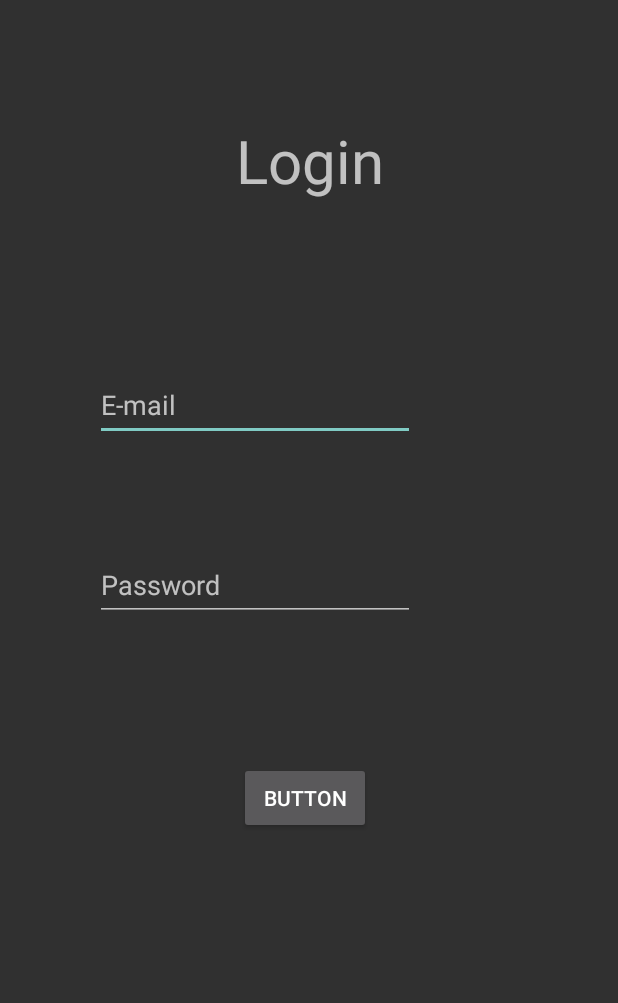
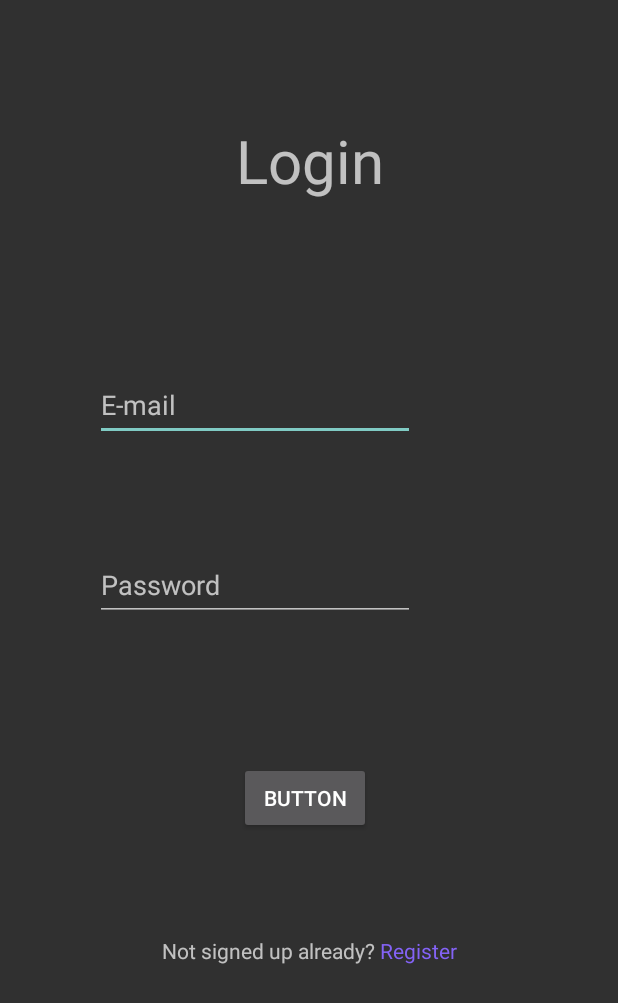
Before and after one commit to OfekiAlm/SoloBeast, an Android app: the layout activity_login.xml on its own in the app's theme, with its tools: preview values and no code run, on a phone screen of 412 x 824 dp. Shown: the top 1003 px of the screen. Run offline under Robolectric (Android 15) with nearby library versions, the phone set to English and light mode, and no system bars.

Commit message:
quick add-ons

```diff
--- a/app/src/main/AndroidManifest.xml
+++ b/app/src/main/AndroidManifest.xml
@@ -33,6 +33,10 @@
                 <category android:name="android.intent.category.LAUNCHER" />
             </intent-filter>
         </activity>
+        <activity android:name=".LoginAct"
+            android:exported="true"/>
+        <activity android:name=".RegisterAct"
+            android:exported="true"/>
     </application>
 
 </manifest>
--- a/app/src/main/java/com/example/solobeast/SplashAct.java
+++ b/app/src/main/java/com/example/solobeast/SplashAct.java
@@ -19,7 +19,7 @@ public class SplashAct extends AppCompatActivity {
                         sleep(150);
                         delay = delay + 100;
                     }
-                    startActivity(new Intent(SplashAct.this, MainActivity.class));
+                    startActivity(new Intent(SplashAct.this, LoginAct.class));
 
                 } catch (InterruptedException e) {
                     e.printStackTrace();
--- a/app/src/main/res/layout/activity_login.xml
+++ b/app/src/main/res/layout/activity_login.xml
@@ -1,13 +1,11 @@
 <?xml version="1.0" encoding="utf-8"?>
-<androidx.constraintlayout.widget.ConstraintLayout
-    xmlns:android="http://schemas.android.com/apk/res/android"
+<androidx.constraintlayout.widget.ConstraintLayout xmlns:android="http://schemas.android.com/apk/res/android"
     xmlns:app="http://schemas.android.com/apk/res-auto"
     xmlns:tools="http://schemas.android.com/tools"
+    android:id="@+id/go_to_register"
     android:layout_width="match_parent"
     android:layout_height="match_parent"
     tools:context=".LoginAct">
-
-
 
 
     <TextView
@@ -31,9 +29,9 @@
         android:layout_marginTop="112dp"
         android:layout_marginEnd="111dp"
         android:ems="10"
+        android:hint="E-mail"
         android:inputType="textEmailAddress"
         android:minHeight="48dp"
-        android:hint="E-mail"
         app:layout_constraintEnd_toEndOf="parent"
         app:layout_constraintStart_toStartOf="parent"
         app:layout_constraintTop_toBottomOf="@+id/textView"
@@ -47,9 +45,9 @@
         android:layout_marginTop="72dp"
         android:layout_marginEnd="111dp"
         android:ems="10"
+        android:hint="Password"
         android:inputType="textPassword"
         android:minHeight="48dp"
-        android:hint="Password"
         app:layout_constraintEnd_toEndOf="parent"
         app:layout_constraintStart_toStartOf="parent"
         app:layout_constraintTop_toBottomOf="@+id/editTextTextEmailAddress" />
@@ -69,4 +67,18 @@
         app:layout_constraintStart_toStartOf="parent"
         app:layout_constraintTop_toBottomOf="@+id/editTextTextPassword" />
 
+    <TextView
+        android:id="@+id/move_screen"
+        android:layout_width="wrap_content"
+        android:layout_height="wrap_content"
+        android:layout_marginStart="68dp"
+        android:layout_marginTop="68dp"
+        android:layout_marginEnd="68dp"
+        android:minHeight="48dp"
+        android:text="@string/go_to_sign_up"
+
+        app:layout_constraintEnd_toEndOf="parent"
+        app:layout_constraintStart_toStartOf="parent"
+        app:layout_constraintTop_toBottomOf="@+id/button" />
+
 </androidx.constraintlayout.widget.ConstraintLayout>
--- a/app/src/main/res/values/strings.xml
+++ b/app/src/main/res/values/strings.xml
@@ -1,3 +1,4 @@
 <resources>
     <string name="app_name">SoloBeast</string>
+    <string name="go_to_sign_up">Not signed up already? <font color='#8463f6'>Register</font></string>
 </resources>
```
Also changed, not shown: app/src/main/java/com/example/solobeast/LoginAct.java (+10 -0 lines), settings.gradle (line endings or trailing spaces).
